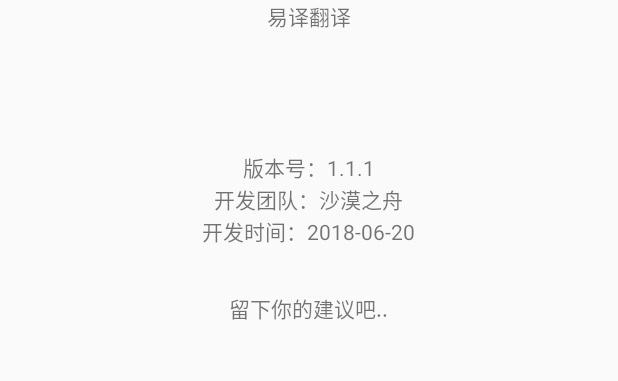
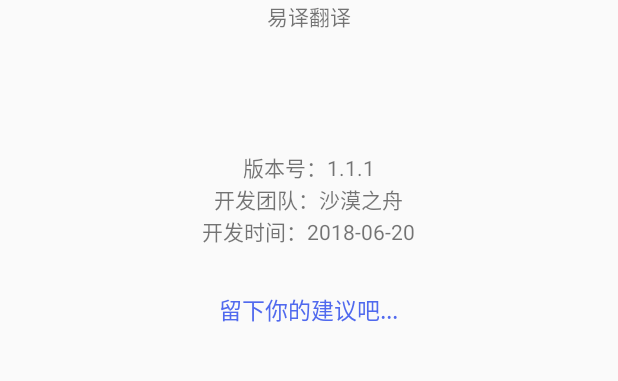
Before and after one commit to WangQi107/YiYi, an Android app: the layout activity_about.xml on its own in the app's theme, with its tools: preview values and no code run, on a phone screen of 412 x 824 dp, the part 255-636 px from its top. Run offline under Robolectric (Android 15) with nearby library versions, the phone set to English and light mode, and no system bars.

Commit message:
关于界面优化

```diff
--- a/app/src/main/res/layout/activity_about.xml
+++ b/app/src/main/res/layout/activity_about.xml
@@ -1,7 +1,7 @@
 <?xml version="1.0" encoding="utf-8"?>
 <LinearLayout xmlns:android="http://schemas.android.com/apk/res/android"
     android:layout_width="match_parent"
-    android:layout_height="match_parent"
+    android:layout_height="wrap_content"
     android:orientation="vertical">
 
     <com.yiyi.translater.customerview.XCRoundImageView
@@ -38,12 +38,17 @@
         android:layout_gravity="center_horizontal"
         android:layout_marginBottom="30dp"
         android:text="开发时间：2018-06-20" />
-
+<RelativeLayout
+    android:layout_width="match_parent"
+    android:layout_height="match_parent">
     <TextView
-        android:id="@+id/tv_advice"
+        android:id="@+id/email_update"
         android:layout_width="wrap_content"
         android:layout_height="wrap_content"
-        android:layout_gravity="center_horizontal"
-        android:text="留下你的建议吧.." />
-
+        android:layout_alignParentTop="true"
+        android:layout_centerHorizontal="true"
+        android:text="留下你的建议吧..."
+        android:textColor="#5069EE"
+        android:textSize="15sp" />
+</RelativeLayout>
 </LinearLayout>
```
